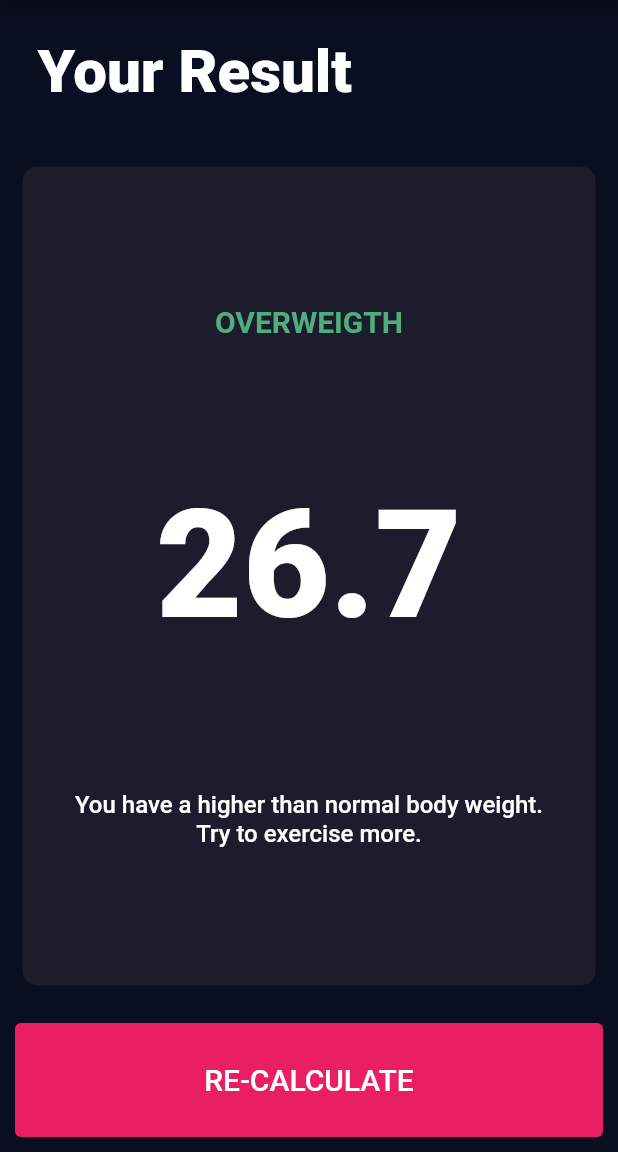
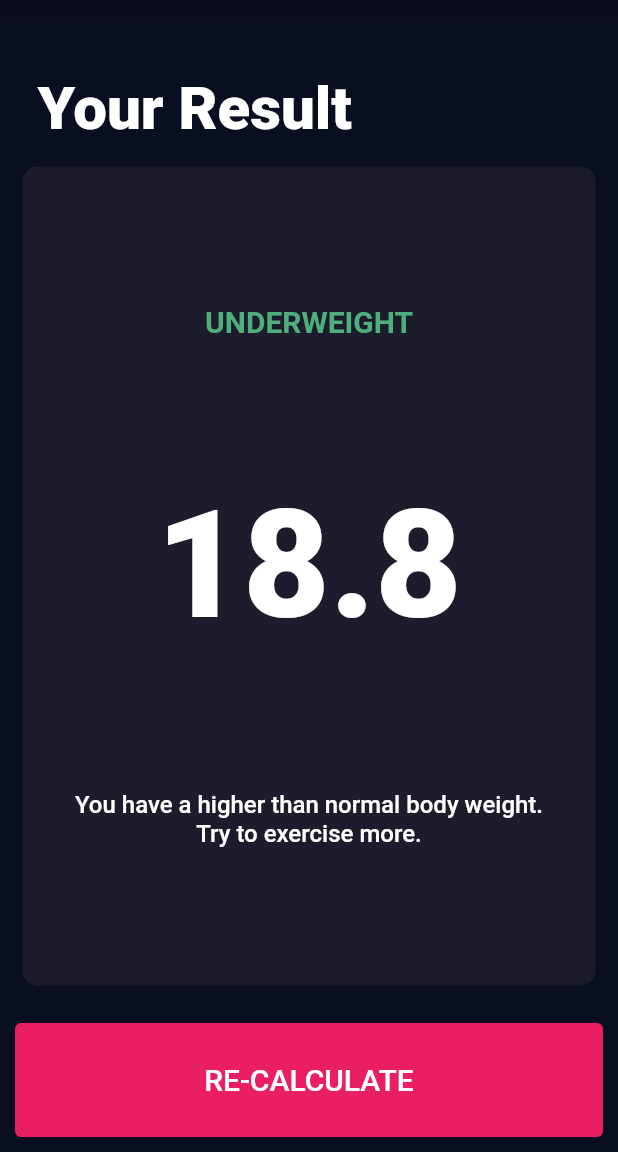
Before and after one commit to gustavozreis/Flutter-BMICalculator, a Flutter app: the screen it shows after launch, after a tap on "CALCULATE", on a phone screen of 412 x 824 dp, the part 84-1236 px from its top. Run offline on Flutter 3.47's test engine with Material 2 defaults, Android fonts, the phone set to English and light mode, and no system bars; our stand-ins replace font_awesome_flutter; missing offline and left inert: dart:ffi.

Commit message:
Implementa modelo de negócio.

```diff
--- /dev/null
+++ b/lib/model/calculator_brain.dart
@@ -0,0 +1,25 @@
+import 'dart:math';
+
+class CalculatorBrain {
+  CalculatorBrain(this.heigth, this.weight);
+
+  final int heigth;
+  final int weight;
+
+  double _bmi = 0.0;
+
+  String calculateBMI() {
+    _bmi = weight / pow(heigth / 100, 2);
+    return _bmi.toStringAsFixed(1);
+  }
+
+  String resultInterpretation() {
+    if (_bmi >= 25) {
+      return 'Overweigth';
+    } else if (_bmi > 18.5) {
+      return 'Normal';
+    } else {
+      return 'Underweight';
+    }
+  }
+}
--- a/lib/view/input_page.dart
+++ b/lib/view/input_page.dart
@@ -6,6 +6,7 @@ import '../constants.dart';
 import 'package:bmi_calculator/view/widgets/round_icon_button.dart';
 import 'package:bmi_calculator/view/results_page.dart';
 import 'package:bmi_calculator/view/widgets/bottom_button.dart';
+import 'package:bmi_calculator/model/calculator_brain.dart';
 
 enum Gender { MALE, FEMALE }
 
@@ -60,7 +61,11 @@ class _InputPageState extends State<InputPage> {
   void calculate() {
     Navigator.push(
       context,
-      MaterialPageRoute(builder: (context) => ResultsPage()),
+      MaterialPageRoute(
+          builder: (context) => ResultsPage(
+                heigth: height,
+                weight: weigth,
+              )),
     );
   }
 
--- a/lib/view/results_page.dart
+++ b/lib/view/results_page.dart
@@ -1,10 +1,23 @@
+import 'package:bmi_calculator/model/calculator_brain.dart';
 import 'package:bmi_calculator/view/widgets/bottom_button.dart';
 import 'package:flutter/material.dart';
 import 'package:bmi_calculator/constants.dart';
 import 'package:bmi_calculator/view/widgets/divided_box.dart';
 
 class ResultsPage extends StatelessWidget {
-  const ResultsPage({Key? key}) : super(key: key);
+  ResultsPage({Key? key, required this.heigth, required this.weight})
+      : super(key: key);
+
+  final int heigth;
+  final int weight;
+
+  String getBMI() {
+    return CalculatorBrain(heigth, weight).calculateBMI();
+  }
+
+  String getInterpretation() {
+    return CalculatorBrain(heigth, weight).resultInterpretation().toUpperCase();
+  }
 
   @override
   Widget build(BuildContext context) {
@@ -19,7 +32,7 @@ class ResultsPage extends StatelessWidget {
           Expanded(
             flex: 1,
             child: Container(
-              alignment: Alignment.centerLeft,
+              alignment: Alignment.bottomLeft,
               child: const Padding(
                 padding: EdgeInsets.only(left: 25.0),
                 child: Text(
@@ -38,15 +51,15 @@ class ResultsPage extends StatelessWidget {
                 crossAxisAlignment: CrossAxisAlignment.center,
                 children: [
                   Text(
-                    'OVERWEIGTH',
+                    getInterpretation(),
                     style: kResultTypeStyle,
                   ),
                   Text(
-                    '26.7',
+                    getBMI(),
                     style: kResultWeight,
                   ),
-                  Padding(
-                    padding: const EdgeInsets.only(left: 23.0, right: 23.0),
+                  const Padding(
+                    padding: EdgeInsets.only(left: 23.0, right: 23.0),
                     child: Text(
                       'You have a higher than normal body weight. Try to exercise more.',
                       style: kBodyTextStyle,
```
